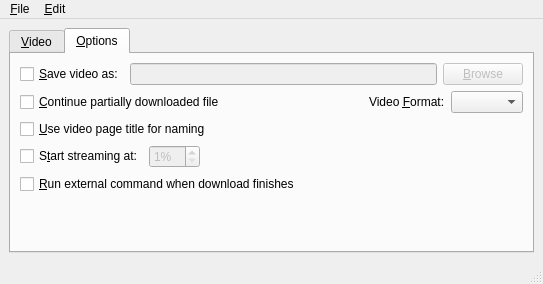
Above: rc/mainwnd.ui from guendto/abby before the change. Below: the same form after it.
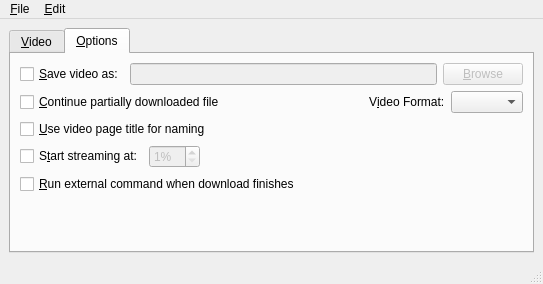
That is the form after the change. The open tabs and pages were chosen to show the change. Icons and pictures are not drawn.

Commit message: Fix duplicate mnemonics.

The edit to the form file:
```diff
--- a/rc/mainwnd.ui
+++ b/rc/mainwnd.ui
@@ -336,7 +336,7 @@
              </sizepolicy>
             </property>
             <property name="text" >
-             <string>Video &amp;Format:</string>
+             <string>V&amp;ideo Format:</string>
             </property>
             <property name="buddy" >
              <cstring>formatCombo</cstring>
```
The commit also changes 2 other files.
